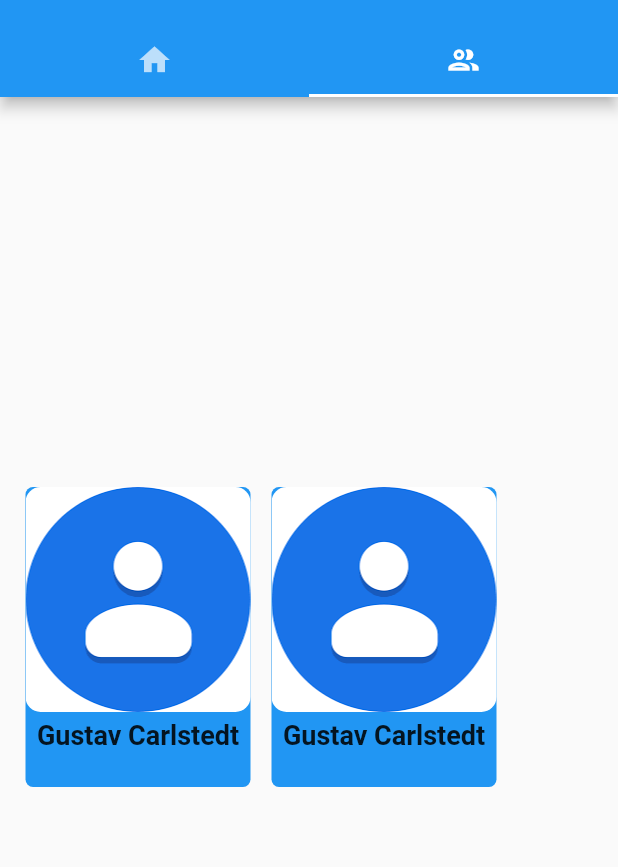
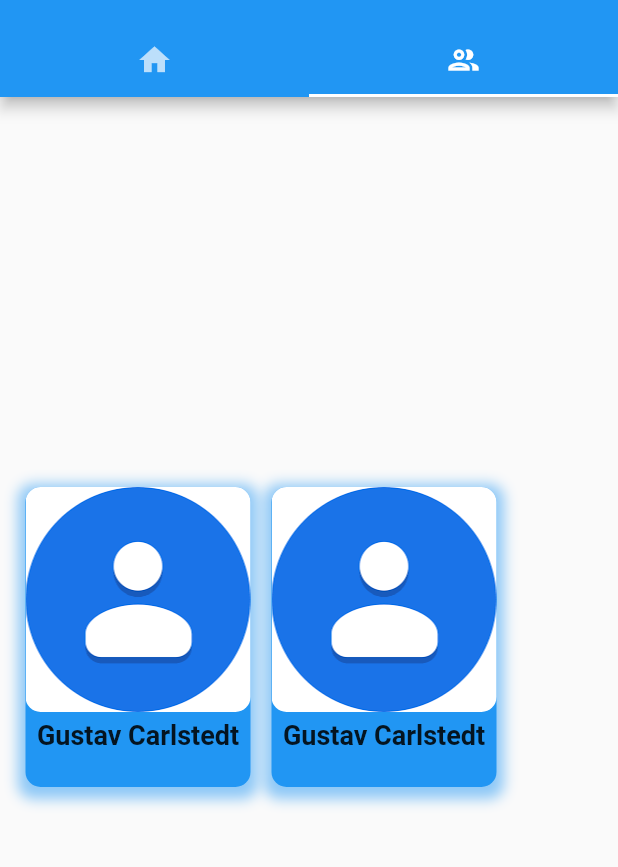
Before and after one commit to ConeCatLus/greetings, a Flutter app: the screen it shows after launch, tab 2 chosen, on a phone screen of 412 x 824 dp, the part 59-926 px from its top. Run offline on Flutter 3.47's test engine with Material 2 defaults, Android fonts, the light colour scheme and no system bars.

Commit message:
Fixade navigering av kontakter och la till kommentarer

```diff
--- a/lib/navigation/NavigationTabs.dart
+++ b/lib/navigation/NavigationTabs.dart
@@ -7,19 +7,19 @@ class NavigationTabs extends StatelessWidget {
   Widget build(BuildContext context) {
     return MaterialApp(
       home: DefaultTabController(
-        length: 2,
+        length: 2,                      // Number of tabs
         child: Scaffold(
           appBar: AppBar(
+            title: Text('Hälsningar'),  // Set title
             bottom: TabBar(
-              tabs: [
+              tabs: [                   // Tab icons
                 Tab(icon: Icon(Icons.home)),
                 Tab(icon: Icon(Icons.people_outline_sharp)),
               ],
             ),
-            title: Text('Hälsningar'),
           ),
           body: TabBarView(
-            children: [
+            children: [                 // Add pages, locate the files under "greetings/pages" to see the page Content
               HomePage(),
               ContactsPage(),
             ],
--- a/lib/pages/ContactViewPage.dart
+++ b/lib/pages/ContactViewPage.dart
@@ -5,10 +5,8 @@ class ContactViewPage extends StatelessWidget {
 
   @override
   Widget build(BuildContext context) {
-    return MaterialApp(
-      home: Scaffold(
-        body: Text("Contact View"),
-      ),
+    return Center(
+      child: Text("Contact View Page"),
     );
   }
 }
--- a/lib/pages/ContactsPage.dart
+++ b/lib/pages/ContactsPage.dart
@@ -7,8 +7,8 @@ class ContactsPage extends StatelessWidget {
   @override
   Widget build(BuildContext context) {
     return Padding(
-        child: Row(children: [ContactImageWidget(), ContactImageWidget(),]),
-        padding: EdgeInsets.all(10.0),
+        child: Row(children: [ContactImageWidget(), ContactImageWidget(),]),  // Add Contacts to see in our page
+        padding: EdgeInsets.all(10.0),                                        // Add padding between contacts
     );
   }
 }
--- a/lib/widgets/ContactImageWidget.dart
+++ b/lib/widgets/ContactImageWidget.dart
@@ -5,32 +5,44 @@ class ContactImageWidget extends StatelessWidget {
   @override
   Widget build(BuildContext context) {
     return Padding(
-      child: GestureDetector(onTap: contactClicked, child: contact()),
-      padding: EdgeInsets.all(7.0),
+      child: GestureDetector(onTap: () {                        // If the Contact Container is Tapped switch page
+          Navigator.pushReplacement(
+            context,
+            MaterialPageRoute(builder: (context) => ContactViewPage()),   // Swap to ContactViewPage() when tapped
+          );
+        },
+        child: contact()                                      // Create Contact Container
+        ),
+        padding: EdgeInsets.all(7.0),                         // Set up padding for Contact Container
     );
   }
 }
 
 Widget contact() {
-    const name = Text("Gustav Carlstedt",
-                      style: TextStyle(fontWeight: FontWeight.bold, fontSize: 18));
-    AssetImage contact = AssetImage('images/contact.png');
-    ClipRRect image = ClipRRect(
-                      borderRadius: BorderRadius.circular(10),
+  const name = Text("Gustav Carlstedt",                       // Contact name
+                    style: TextStyle(fontWeight: FontWeight.bold, fontSize: 18)); // Contact name Styling
+  AssetImage contact = AssetImage('images/contact.png');      // Contact image source
+  ClipRRect image = ClipRRect(                                // Contact image is created
+                    borderRadius: BorderRadius.circular(10),  // Rouded edges to Contact Image
                     child: Image(image: contact,
-                        width: 150,
-                        height: 150,
-                        ));
+                      width: 150,                             // Rouded edges to Contact Imag
+                      height: 150,                            // Rouded edges to Contact Imag
+                      )
+                    );
     return Container(
-        child: Column(children: [image, Container(height: 5), name]),
+      child: Column(children: [image, Container(height: 5), name]),   // Contact Container contents
+      height: 200,                                            // Contact Container height
       decoration: BoxDecoration(
         color: Colors.blue,
-          borderRadius: BorderRadius.circular(5),
+        borderRadius: BorderRadius.circular(10),              // Rouded edges to Contact Container
+        boxShadow: [                                          // Contact Container shadowing
+          BoxShadow(
+            color: Colors.blue.withOpacity(0.5),
+            spreadRadius: 5,
+            blurRadius: 7,
+            offset: Offset(0, 3),                             // changes position of shadow
           ),
-         height: 200,
+        ],
+      ),
     );
 }
-
-void contactClicked() {
-  ContactViewPage();
-}
```
Lines whose indentation alone changed are shown as unchanged.
